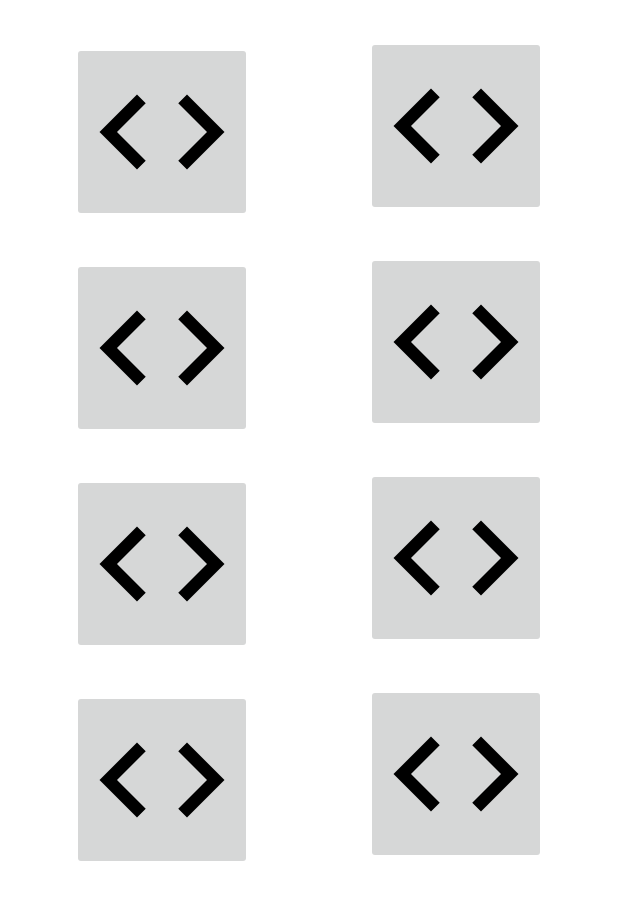
After one commit to tahapek5454/Memory-Card-Game, an Android app: the layout activity_game.xml on its own in the app's theme, with its tools: preview values and no code run, on a phone screen of 412 x 824 dp. The commit adds this screen. Shown: the top 900 px of the screen. Run offline under Robolectric (Android 15) with nearby library versions, the phone set to English and light mode, and no system bars.

Commit message:
add game but has error

```diff
--- a/MemoryGame/app/build.gradle
+++ b/MemoryGame/app/build.gradle
@@ -1,6 +1,7 @@
 plugins {
     id 'com.android.application'
     id 'org.jetbrains.kotlin.android'
+    id 'org.jetbrains.kotlin.android.extensions'
     id 'com.google.gms.google-services'
 }
 
--- /dev/null
+++ b/MemoryGame/app/src/main/java/com/melihsurkmez/memorygame/MemoryCard.kt
@@ -0,0 +1,3 @@
+package com.melihsurkmez.memorygame
+
+data class MemoryCard(val identifier:Int, var isFaceUp:Boolean=false, var isMatched: Boolean=false)
--- /dev/null
+++ b/MemoryGame/app/src/main/res/drawable-v24/ic_code.xml
@@ -0,0 +1,5 @@
+<vector android:height="24dp" android:tint="#000000"
+    android:viewportHeight="24" android:viewportWidth="24"
+    android:width="24dp" xmlns:android="http://schemas.android.com/apk/res/android">
+    <path android:fillColor="@android:color/white" android:pathData="M9.4,16.6L4.8,12l4.6,-4.6L8,6l-6,6 6,6 1.4,-1.4zM14.6,16.6l4.6,-4.6 -4.6,-4.6L16,6l6,6 -6,6 -1.4,-1.4z"/>
+</vector>
--- /dev/null
+++ b/MemoryGame/app/src/main/res/drawable-v24/ic_heart.xml
@@ -0,0 +1,5 @@
+<vector android:height="24dp" android:tint="#F10F0F"
+    android:viewportHeight="24" android:viewportWidth="24"
+    android:width="24dp" xmlns:android="http://schemas.android.com/apk/res/android">
+    <path android:fillColor="@android:color/white" android:pathData="M16.5,3c-0.96,0 -1.9,0.25 -2.73,0.69L12,9h3l-3,10l1,-9h-3l1.54,-5.39C10.47,3.61 9.01,3 7.5,3C4.42,3 2,5.42 2,8.5c0,4.13 4.16,7.18 10,12.5c5.47,-4.94 10,-8.26 10,-12.5C22,5.42 19.58,3 16.5,3z"/>
+</vector>
--- /dev/null
+++ b/MemoryGame/app/src/main/res/drawable-v24/ic_light.xml
@@ -0,0 +1,5 @@
+<vector android:height="24dp" android:tint="#4DDD47"
+    android:viewportHeight="24" android:viewportWidth="24"
+    android:width="24dp" xmlns:android="http://schemas.android.com/apk/res/android">
+    <path android:fillColor="@android:color/white" android:pathData="M9,2c-1.05,0 -2.05,0.16 -3,0.46 4.06,1.27 7,5.06 7,9.54 0,4.48 -2.94,8.27 -7,9.54 0.95,0.3 1.95,0.46 3,0.46 5.52,0 10,-4.48 10,-10S14.52,2 9,2z"/>
+</vector>
--- /dev/null
+++ b/MemoryGame/app/src/main/res/drawable-v24/ic_plane.xml
@@ -0,0 +1,5 @@
+<vector android:height="24dp" android:tint="#000000"
+    android:viewportHeight="24" android:viewportWidth="24"
+    android:width="24dp" xmlns:android="http://schemas.android.com/apk/res/android">
+    <path android:fillColor="@android:color/white" android:pathData="M22,16v-2l-8.5,-5V3.5C13.5,2.67 12.83,2 12,2s-1.5,0.67 -1.5,1.5V9L2,14v2l8.5,-2.5V19L8,20.5L8,22l4,-1l4,1l0,-1.5L13.5,19v-5.5L22,16z"/>
+</vector>
--- /dev/null
+++ b/MemoryGame/app/src/main/res/drawable-v24/ic_smile.xml
@@ -0,0 +1,5 @@
+<vector android:height="24dp" android:tint="#0F80F1"
+    android:viewportHeight="24" android:viewportWidth="24"
+    android:width="24dp" xmlns:android="http://schemas.android.com/apk/res/android">
+    <path android:fillColor="@android:color/white" android:pathData="M11.99,2C6.47,2 2,6.48 2,12s4.47,10 9.99,10C17.52,22 22,17.52 22,12S17.52,2 11.99,2zM12,20c-4.42,0 -8,-3.58 -8,-8s3.58,-8 8,-8 8,3.58 8,8 -3.58,8 -8,8zM15.5,11c0.83,0 1.5,-0.67 1.5,-1.5S16.33,8 15.5,8 14,8.67 14,9.5s0.67,1.5 1.5,1.5zM8.5,11c0.83,0 1.5,-0.67 1.5,-1.5S9.33,8 8.5,8 7,8.67 7,9.5 7.67,11 8.5,11zM12,17.5c2.33,0 4.31,-1.46 5.11,-3.5L6.89,14c0.8,2.04 2.78,3.5 5.11,3.5z"/>
+</vector>
--- /dev/null
+++ b/MemoryGame/app/src/main/res/layout/activity_game.xml
@@ -0,0 +1,90 @@
+<?xml version="1.0" encoding="utf-8"?>
+<androidx.constraintlayout.widget.ConstraintLayout xmlns:android="http://schemas.android.com/apk/res/android"
+    xmlns:app="http://schemas.android.com/apk/res-auto"
+    xmlns:tools="http://schemas.android.com/tools"
+    android:layout_width="match_parent"
+    android:layout_height="match_parent"
+    tools:context=".MainActivity">
+
+    <ImageButton
+        android:id="@+id/imageButton1"
+        android:layout_width="120dp"
+        android:layout_height="120dp"
+        android:layout_marginTop="24dp"
+        android:scaleType="centerCrop"
+        app:layout_constraintStart_toStartOf="@+id/imageButton7"
+        app:layout_constraintTop_toBottomOf="@+id/imageButton7"
+        app:srcCompat="@drawable/ic_code" />
+
+    <ImageButton
+        android:id="@+id/imageButton7"
+        android:layout_width="120dp"
+        android:layout_height="120dp"
+        android:layout_marginTop="24dp"
+        android:scaleType="centerCrop"
+        app:layout_constraintStart_toStartOf="@+id/imageButton3"
+        app:layout_constraintTop_toBottomOf="@+id/imageButton3"
+        app:srcCompat="@drawable/ic_code" />
+
+    <ImageButton
+        android:id="@+id/imageButton6"
+        android:layout_width="120dp"
+        android:layout_height="120dp"
+        android:layout_marginTop="24dp"
+        android:scaleType="centerCrop"
+        app:layout_constraintEnd_toEndOf="@+id/imageButton4"
+        app:layout_constraintTop_toBottomOf="@+id/imageButton4"
+        app:srcCompat="@drawable/ic_code" />
+
+    <ImageButton
+        android:id="@+id/imageButton8"
+        android:layout_width="120dp"
+        android:layout_height="120dp"
+        android:layout_marginTop="24dp"
+        android:scaleType="centerCrop"
+        app:layout_constraintEnd_toEndOf="@+id/imageButton6"
+        app:layout_constraintTop_toBottomOf="@+id/imageButton6"
+        app:srcCompat="@drawable/ic_code" />
+
+    <ImageButton
+        android:id="@+id/imageButton2"
+        android:layout_width="120dp"
+        android:layout_height="120dp"
+        android:layout_marginTop="24dp"
+        android:layout_marginEnd="48dp"
+        android:scaleType="centerCrop"
+        app:layout_constraintEnd_toEndOf="parent"
+        app:layout_constraintTop_toTopOf="parent"
+        app:srcCompat="@drawable/ic_code" />
+
+    <ImageButton
+        android:id="@+id/imageButton3"
+        android:layout_width="120dp"
+        android:layout_height="120dp"
+        android:layout_marginTop="24dp"
+        android:scaleType="centerCrop"
+        app:layout_constraintStart_toStartOf="@+id/imageButton5"
+        app:layout_constraintTop_toBottomOf="@+id/imageButton5"
+        app:srcCompat="@drawable/ic_code" />
+
+    <ImageButton
+        android:id="@+id/imageButton4"
+        android:layout_width="120dp"
+        android:layout_height="120dp"
+        android:layout_marginTop="24dp"
+        android:scaleType="centerCrop"
+        app:layout_constraintEnd_toEndOf="@+id/imageButton2"
+        app:layout_constraintTop_toBottomOf="@+id/imageButton2"
+        app:srcCompat="@drawable/ic_code" />
+
+    <ImageButton
+        android:id="@+id/imageButton5"
+        android:layout_width="120dp"
+        android:layout_height="120dp"
+        android:layout_marginStart="48dp"
+        android:layout_marginTop="28dp"
+        android:scaleType="centerCrop"
+        app:layout_constraintStart_toStartOf="parent"
+        app:layout_constraintTop_toTopOf="parent"
+        app:srcCompat="@drawable/ic_code" />
+</androidx.constraintlayout.widget.ConstraintLayout>
```
Also changed, not shown: MemoryGame/app/src/main/java/com/melihsurkmez/memorygame/Game.kt (added, +135 -0 lines), MemoryGame/app/src/main/java/com/melihsurkmez/memorygame/MainActivity.kt (+7 -0 lines).
